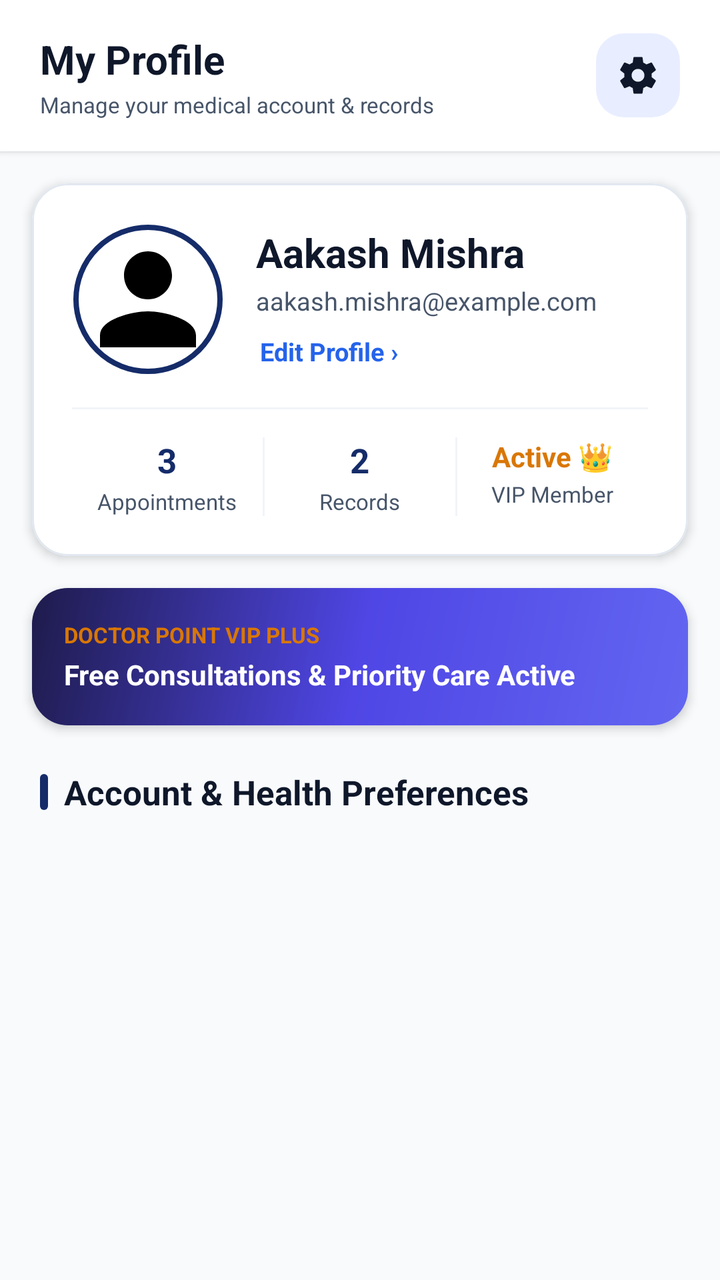
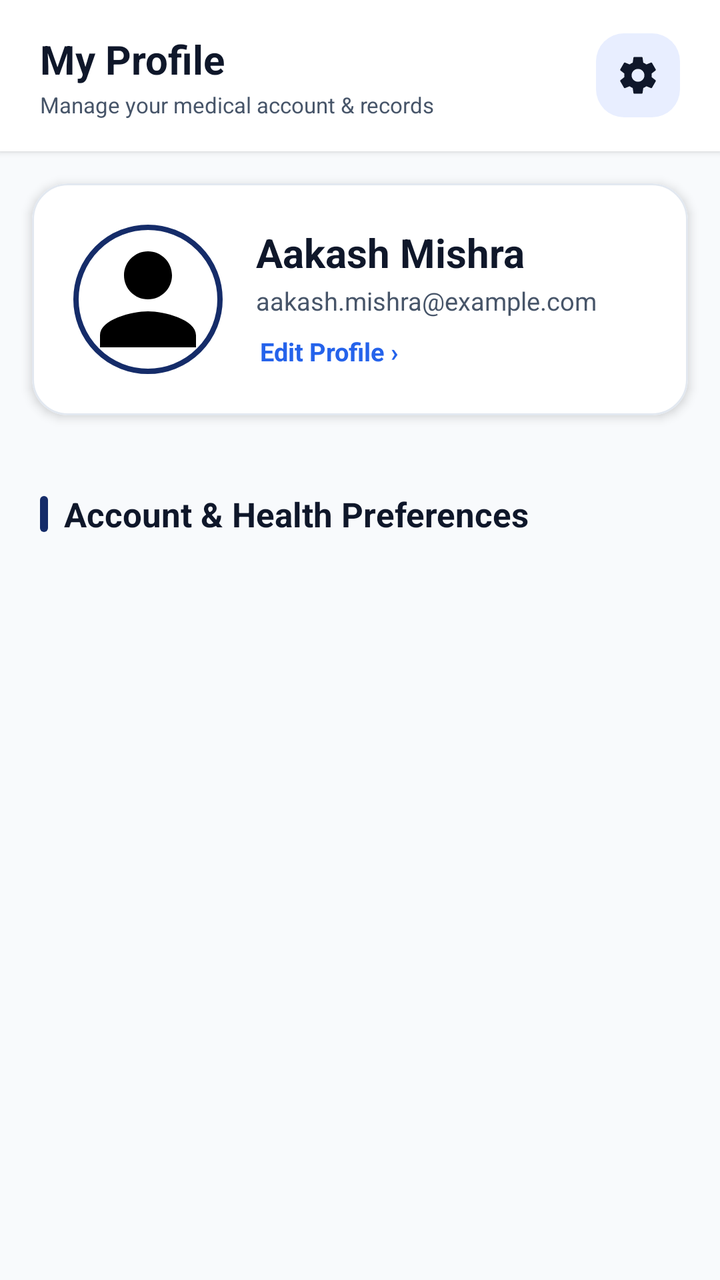

Before-and-after screenshots of an Android layout around one commit, followed by the original layout XML and the change that was made.
<!-- AndroidManifest.xml: application theme Theme.CareWell -->
<!-- res/layout/fragment_profile.xml -->
<?xml version="1.0" encoding="utf-8"?>
<LinearLayout xmlns:android="http://schemas.android.com/apk/res/android"
    xmlns:app="http://schemas.android.com/apk/res-auto"
    android:layout_width="match_parent"
    android:layout_height="match_parent"
    android:background="@color/background_light"
    android:orientation="vertical">

    
    <com.google.android.material.card.MaterialCardView
        android:layout_width="match_parent"
        android:layout_height="wrap_content"
        app:cardBackgroundColor="@color/surface_white"
        app:cardCornerRadius="0dp"
        app:cardElevation="2dp"
        app:strokeWidth="0dp">

        <RelativeLayout
            android:layout_width="match_parent"
            android:layout_height="wrap_content"
            android:paddingHorizontal="20dp"
            android:paddingTop="16dp"
            android:paddingBottom="16dp">

            <LinearLayout
                android:layout_width="wrap_content"
                android:layout_height="wrap_content"
                android:layout_alignParentStart="true"
                android:layout_centerVertical="true"
                android:orientation="vertical">

                <TextView
                    android:layout_width="wrap_content"
                    android:layout_height="wrap_content"
                    android:text="My Profile"
                    android:textColor="@color/text_primary"
                    android:textSize="20sp"
                    android:textStyle="bold" />

                <TextView
                    android:layout_width="wrap_content"
                    android:layout_height="wrap_content"
                    android:layout_marginTop="2dp"
                    android:text="Manage your medical account &amp; records"
                    android:textColor="@color/text_secondary"
                    android:textSize="11sp" />
            </LinearLayout>

            <FrameLayout
                android:id="@+id/fl_settings"
                android:layout_width="42dp"
                android:layout_height="42dp"
                android:layout_alignParentEnd="true"
                android:layout_centerVertical="true"
                android:background="@drawable/bg_squircle_icon"
                android:clickable="true"
                android:focusable="true"
                android:foreground="?attr/selectableItemBackgroundBorderless">

                <ImageView
                    android:id="@+id/iv_settings"
                    android:layout_width="22dp"
                    android:layout_height="22dp"
                    android:layout_gravity="center"
                    android:contentDescription="Settings gear icon"
                    android:src="@drawable/ic_settings"
                    app:tint="@color/text_primary" />
            </FrameLayout>

        </RelativeLayout>

    </com.google.android.material.card.MaterialCardView>

    <ScrollView
        android:layout_width="match_parent"
        android:layout_height="match_parent"
        android:fillViewport="true"
        android:overScrollMode="never">

        <LinearLayout
            android:layout_width="match_parent"
            android:layout_height="wrap_content"
            android:orientation="vertical"
            android:paddingBottom="36dp">

            
            <com.google.android.material.card.MaterialCardView
                android:layout_width="match_parent"
                android:layout_height="wrap_content"
                android:layout_marginHorizontal="16dp"
                android:layout_marginTop="16dp"
                app:cardBackgroundColor="@color/surface_white"
                app:cardCornerRadius="18dp"
                app:cardElevation="3dp"
                app:strokeColor="@color/card_stroke"
                app:strokeWidth="1dp">

                <LinearLayout
                    android:layout_width="match_parent"
                    android:layout_height="wrap_content"
                    android:orientation="vertical"
                    android:padding="20dp">

                    <RelativeLayout
                        android:layout_width="match_parent"
                        android:layout_height="wrap_content">

                        <com.google.android.material.imageview.ShapeableImageView
                            android:id="@+id/iv_user_avatar"
                            android:layout_width="76dp"
                            android:layout_height="76dp"
                            android:layout_alignParentStart="true"
                            android:layout_centerVertical="true"
                            android:contentDescription="User profile picture"
                            android:padding="2dp"
                            android:scaleType="centerCrop"
                            android:src="@drawable/ic_user"
                            app:shapeAppearanceOverlay="@style/ShapeAppearanceOverlay.App.Circle"
                            app:strokeColor="@color/primary"
                            app:strokeWidth="2.5dp" />

                        <LinearLayout
                            android:layout_width="wrap_content"
                            android:layout_height="wrap_content"
                            android:layout_centerVertical="true"
                            android:layout_marginStart="16dp"
                            android:layout_toEndOf="@id/iv_user_avatar"
                            android:orientation="vertical">

                            <TextView
                                android:id="@+id/tv_user_name"
                                android:layout_width="wrap_content"
                                android:layout_height="wrap_content"
                                android:text="Aakash Mishra"
                                android:textColor="@color/text_primary"
                                android:textSize="20sp"
                                android:textStyle="bold" />

                            <TextView
                                android:id="@+id/tv_user_email"
                                android:layout_width="wrap_content"
                                android:layout_height="wrap_content"
                                android:layout_marginTop="2dp"
                                android:text="aakash.mishra@example.com"
                                android:textColor="@color/text_secondary"
                                android:textSize="12.5sp" />

                            <TextView
                                android:id="@+id/tv_edit_profile"
                                android:layout_width="wrap_content"
                                android:layout_height="wrap_content"
                                android:layout_marginTop="6dp"
                                android:background="?attr/selectableItemBackgroundBorderless"
                                android:clickable="true"
                                android:focusable="true"
                                android:padding="2dp"
                                android:text="Edit Profile ›"
                                android:textColor="@color/secondary"
                                android:textSize="12.5sp"
                                android:textStyle="bold" />
                        </LinearLayout>

                    </RelativeLayout>

                    
                    <View
                        android:layout_width="match_parent"
                        android:layout_height="1dp"
                        android:layout_marginTop="16dp"
                        android:layout_marginBottom="14dp"
                        android:background="@color/divider" />

                    
                    <LinearLayout
                        android:layout_width="match_parent"
                        android:layout_height="wrap_content"
                        android:orientation="horizontal">

                        <LinearLayout
                            android:layout_width="0dp"
                            android:layout_height="wrap_content"
                            android:layout_weight="1"
                            android:gravity="center"
                            android:orientation="vertical">

                            <TextView
                                android:layout_width="wrap_content"
                                android:layout_height="wrap_content"
                                android:text="3"
                                android:textColor="@color/primary"
                                android:textSize="17sp"
                                android:textStyle="bold" />

                            <TextView
                                android:layout_width="wrap_content"
                                android:layout_height="wrap_content"
                                android:layout_marginTop="2dp"
                                android:text="Appointments"
                                android:textColor="@color/text_secondary"
                                android:textSize="11sp" />
                        </LinearLayout>

                        <View
                            android:layout_width="1dp"
                            android:layout_height="match_parent"
                            android:background="@color/divider" />

                        <LinearLayout
                            android:layout_width="0dp"
                            android:layout_height="wrap_content"
                            android:layout_weight="1"
                            android:gravity="center"
                            android:orientation="vertical">

                            <TextView
                                android:layout_width="wrap_content"
                                android:layout_height="wrap_content"
                                android:text="2"
                                android:textColor="@color/primary"
                                android:textSize="17sp"
                                android:textStyle="bold" />

                            <TextView
                                android:layout_width="wrap_content"
                                android:layout_height="wrap_content"
                                android:layout_marginTop="2dp"
                                android:text="Records"
                                android:textColor="@color/text_secondary"
                                android:textSize="11sp" />
                        </LinearLayout>

                        <View
                            android:layout_width="1dp"
                            android:layout_height="match_parent"
                            android:background="@color/divider" />

                        <LinearLayout
                            android:layout_width="0dp"
                            android:layout_height="wrap_content"
                            android:layout_weight="1"
                            android:gravity="center"
                            android:orientation="vertical">

                            <TextView
                                android:layout_width="wrap_content"
                                android:layout_height="wrap_content"
                                android:text="Active 👑"
                                android:textColor="#D97706"
                                android:textSize="14sp"
                                android:textStyle="bold" />

                            <TextView
                                android:layout_width="wrap_content"
                                android:layout_height="wrap_content"
                                android:layout_marginTop="2dp"
                                android:text="VIP Member"
                                android:textColor="@color/text_secondary"
                                android:textSize="11sp" />
                        </LinearLayout>

                    </LinearLayout>

                </LinearLayout>

            </com.google.android.material.card.MaterialCardView>

            
            <com.google.android.material.card.MaterialCardView
                android:layout_width="match_parent"
                android:layout_height="wrap_content"
                android:layout_marginHorizontal="16dp"
                android:layout_marginTop="16dp"
                app:cardCornerRadius="18dp"
                app:cardElevation="3dp"
                app:strokeWidth="0dp">

                <RelativeLayout
                    android:layout_width="match_parent"
                    android:layout_height="wrap_content"
                    android:background="@drawable/bg_membership_gradient"
                    android:padding="16dp">

                    <LinearLayout
                        android:layout_width="wrap_content"
                        android:layout_height="wrap_content"
                        android:layout_alignParentStart="true"
                        android:orientation="vertical">

                        <TextView
                            android:layout_width="wrap_content"
                            android:layout_height="wrap_content"
                            android:text="DOCTOR POINT VIP PLUS"
                            android:textColor="@color/warning_yellow"
                            android:textSize="11sp"
                            android:textStyle="bold" />

                        <TextView
                            android:layout_width="wrap_content"
                            android:layout_height="wrap_content"
                            android:layout_marginTop="3dp"
                            android:text="Free Consultations &amp; Priority Care Active"
                            android:textColor="@color/white"
                            android:textSize="14sp"
                            android:textStyle="bold" />
                    </LinearLayout>

                </RelativeLayout>

            </com.google.android.material.card.MaterialCardView>

            
            <LinearLayout
                android:layout_width="wrap_content"
                android:layout_height="wrap_content"
                android:layout_marginHorizontal="20dp"
                android:layout_marginTop="22dp"
                android:gravity="center_vertical"
                android:orientation="horizontal">

                <View
                    android:layout_width="4dp"
                    android:layout_height="18dp"
                    android:background="@drawable/bg_section_indicator" />

                <TextView
                    android:layout_width="wrap_content"
                    android:layout_height="wrap_content"
                    android:layout_marginStart="8dp"
                    android:text="Account &amp; Health Preferences"
                    android:textColor="@color/text_primary"
                    android:textSize="17sp"
                    android:textStyle="bold" />
            </LinearLayout>

            
            <com.google.android.material.card.MaterialCardView
                android:layout_width="match_parent"
                android:layout_height="wrap_content"
                android:layout_marginHorizontal="16dp"
                android:layout_marginTop="10dp"
                app:cardBackgroundColor="@color/surface_white"
                app:cardCornerRadius="18dp"
                app:cardElevation="3dp"
                app:strokeColor="@color/card_stroke"
                app:strokeWidth="1dp">

                <androidx.recyclerview.widget.RecyclerView
                    android:id="@+id/rv_profile_menu"
                    android:layout_width="match_parent"
                    android:layout_height="wrap_content"
                    android:nestedScrollingEnabled="false" />

            </com.google.android.material.card.MaterialCardView>

        </LinearLayout>

    </ScrollView>

</LinearLayout>
<!-- resources referenced by this layout -->
<resources>
  <color name="background_light">#F8FAFC</color>
  <color name="card_stroke">#E2E8F0</color>
  <color name="divider">#F1F5F9</color>
  <color name="primary">#152C69</color>
  <color name="secondary">#2563EB</color>
  <color name="surface_white">#FFFFFF</color>
  <color name="text_primary">#0F172A</color>
  <color name="text_secondary">#475569</color>
  <color name="warning_yellow">#D97706</color>
  <color name="white">#FFFFFF</color>
  <!-- drawable bg_membership_gradient (drawable) -->
  <?xml version="1.0" encoding="utf-8"?>
  <shape xmlns:android="http://schemas.android.com/apk/res/android"
      android:shape="rectangle">
      <gradient
          android:angle="135"
          android:startColor="#6366F1"
          android:centerColor="#4F46E5"
          android:endColor="#1E1B4B"
          android:type="linear" />
      <corners android:radius="16dp" />
  </shape>
  <!-- drawable bg_section_indicator (drawable) -->
  <?xml version="1.0" encoding="utf-8"?>
  <shape xmlns:android="http://schemas.android.com/apk/res/android"
      android:shape="rectangle">
      <solid android:color="@color/primary" />
      <corners android:radius="2dp" />
  </shape>
  <!-- drawable bg_squircle_icon (drawable) -->
  <?xml version="1.0" encoding="utf-8"?>
  <shape xmlns:android="http://schemas.android.com/apk/res/android"
      android:shape="rectangle">
      <solid android:color="#E8EEFF" />
      <corners android:radius="14dp" />
  </shape>
  <!-- drawable ic_user (drawable) -->
  <vector xmlns:android="http://schemas.android.com/apk/res/android"
      android:width="24dp"
      android:height="24dp"
      android:viewportWidth="24"
      android:viewportHeight="24">
      <path
          android:fillColor="#FF000000"
          android:pathData="M12,12c2.21,0 4,-1.79 4,-4s-1.79,-4 -4,-4 -4,1.79 -4,4 1.79,4 4,4zm0,2c-2.67,0 -8,1.34 -8,4v2h16v-2c0,-2.66 -5.33,-4 -8,-4z"/>
  </vector>
  <style name="ShapeAppearanceOverlay.App.Circle" parent="">
          <item name="cornerSize">50%</item>
      </style>
  <style name="Theme.CareWell" parent="Base.Theme.CareWell" />
  <style name="Base.Theme.CareWell" parent="Theme.Material3.Light.NoActionBar">
          <item name="colorPrimary">@color/primary</item>
          <item name="colorPrimaryVariant">@color/primary_dark</item>
          <item name="colorOnPrimary">@color/white</item>
          <item name="colorSecondary">@color/secondary</item>
          <item name="colorSecondaryVariant">@color/secondary</item>
          <item name="colorOnSecondary">@color/white</item>
          <item name="android:statusBarColor">@color/white</item>
          <item name="android:windowLightStatusBar">true</item>
          <item name="android:windowBackground">@color/background_light</item>
          <item name="colorSecondaryContainer">@color/primary_light</item>
          <item name="colorOnSecondaryContainer">@color/primary</item>
          <item name="android:navigationBarColor">@color/white</item>
          <item name="android:windowLightNavigationBar" tools:targetApi="o_mr1">true</item>
      </style>
  <color name="primary_dark">#0D1D47</color>
  <color name="primary_light">#EBF1FF</color>
  <!-- unchanged entries left out for length: 1 -->
</resources>

<!-- the commit's change to res/layout/fragment_profile.xml (unified diff, before → after) -->
@@ -163,102 +163,8 @@
                     </RelativeLayout>
 
                     
-                    <View
-                        android:layout_width="match_parent"
-                        android:layout_height="1dp"
-                        android:layout_marginTop="16dp"
-                        android:layout_marginBottom="14dp"
-                        android:background="@color/divider" />
 
                     
-                    <LinearLayout
-                        android:layout_width="match_parent"
-                        android:layout_height="wrap_content"
-                        android:orientation="horizontal">
-
-                        <LinearLayout
-                            android:layout_width="0dp"
-                            android:layout_height="wrap_content"
-                            android:layout_weight="1"
-                            android:gravity="center"
-                            android:orientation="vertical">
-
-                            <TextView
-                                android:layout_width="wrap_content"
-                                android:layout_height="wrap_content"
-                                android:text="3"
-                                android:textColor="@color/primary"
-                                android:textSize="17sp"
-                                android:textStyle="bold" />
-
-                            <TextView
-                                android:layout_width="wrap_content"
-                                android:layout_height="wrap_content"
-                                android:layout_marginTop="2dp"
-                                android:text="Appointments"
-                                android:textColor="@color/text_secondary"
-                                android:textSize="11sp" />
-                        </LinearLayout>
-
-                        <View
-                            android:layout_width="1dp"
-                            android:layout_height="match_parent"
-                            android:background="@color/divider" />
-
-                        <LinearLayout
-                            android:layout_width="0dp"
-                            android:layout_height="wrap_content"
-                            android:layout_weight="1"
-                            android:gravity="center"
-                            android:orientation="vertical">
-
-                            <TextView
-                                android:layout_width="wrap_content"
-                                android:layout_height="wrap_content"
-                                android:text="2"
-                                android:textColor="@color/primary"
-                                android:textSize="17sp"
-                                android:textStyle="bold" />
-
-                            <TextView
-                                android:layout_width="wrap_content"
-                                android:layout_height="wrap_content"
-                                android:layout_marginTop="2dp"
-                                android:text="Records"
-                                android:textColor="@color/text_secondary"
-                                android:textSize="11sp" />
-                        </LinearLayout>
-
-                        <View
-                            android:layout_width="1dp"
-                            android:layout_height="match_parent"
-                            android:background="@color/divider" />
-
-                        <LinearLayout
-                            android:layout_width="0dp"
-                            android:layout_height="wrap_content"
-                            android:layout_weight="1"
-                            android:gravity="center"
-                            android:orientation="vertical">
-
-                            <TextView
-                                android:layout_width="wrap_content"
-                                android:layout_height="wrap_content"
-                                android:text="Active 👑"
-                                android:textColor="#D97706"
-                                android:textSize="14sp"
-                                android:textStyle="bold" />
-
-                            <TextView
-                                android:layout_width="wrap_content"
-                                android:layout_height="wrap_content"
-                                android:layout_marginTop="2dp"
-                                android:text="VIP Member"
-                                android:textColor="@color/text_secondary"
-                                android:textSize="11sp" />
-                        </LinearLayout>
-
-                    </LinearLayout>
 
                 </LinearLayout>
 
@@ -272,41 +178,7 @@
                 android:layout_marginTop="16dp"
                 app:cardCornerRadius="18dp"
                 app:cardElevation="3dp"
-                app:strokeWidth="0dp">
-
-                <RelativeLayout
-                    android:layout_width="match_parent"
-                    android:layout_height="wrap_content"
-                    android:background="@drawable/bg_membership_gradient"
-                    android:padding="16dp">
-
-                    <LinearLayout
-                        android:layout_width="wrap_content"
-                        android:layout_height="wrap_content"
-                        android:layout_alignParentStart="true"
-                        android:orientation="vertical">
-
-                        <TextView
-                            android:layout_width="wrap_content"
-                            android:layout_height="wrap_content"
-                            android:text="DOCTOR POINT VIP PLUS"
-                            android:textColor="@color/warning_yellow"
-                            android:textSize="11sp"
-                            android:textStyle="bold" />
-
-                        <TextView
-                            android:layout_width="wrap_content"
-                            android:layout_height="wrap_content"
-                            android:layout_marginTop="3dp"
-                            android:text="Free Consultations &amp; Priority Care Active"
-                            android:textColor="@color/white"
-                            android:textSize="14sp"
-                            android:textStyle="bold" />
-                    </LinearLayout>
-
-                </RelativeLayout>
-
-            </com.google.android.material.card.MaterialCardView>
+                app:strokeWidth="0dp"/>
 
             
             <LinearLayout
<!-- resource entries referenced after the edit -->
@@ -2,26 +2,12 @@
 <resources>
   <color name="background_light">#F8FAFC</color>
   <color name="card_stroke">#E2E8F0</color>
-  <color name="divider">#F1F5F9</color>
   <color name="primary">#152C69</color>
   <color name="secondary">#2563EB</color>
   <color name="surface_white">#FFFFFF</color>
   <color name="text_primary">#0F172A</color>
   <color name="text_secondary">#475569</color>
-  <color name="warning_yellow">#D97706</color>
   <color name="white">#FFFFFF</color>
-  <!-- drawable bg_membership_gradient (drawable) -->
-  <?xml version="1.0" encoding="utf-8"?>
-  <shape xmlns:android="http://schemas.android.com/apk/res/android"
-      android:shape="rectangle">
-      <gradient
-          android:angle="135"
-          android:startColor="#6366F1"
-          android:centerColor="#4F46E5"
-          android:endColor="#1E1B4B"
-          android:type="linear" />
-      <corners android:radius="16dp" />
-  </shape>
   <!-- drawable bg_section_indicator (drawable) -->
   <?xml version="1.0" encoding="utf-8"?>
   <shape xmlns:android="http://schemas.android.com/apk/res/android"
